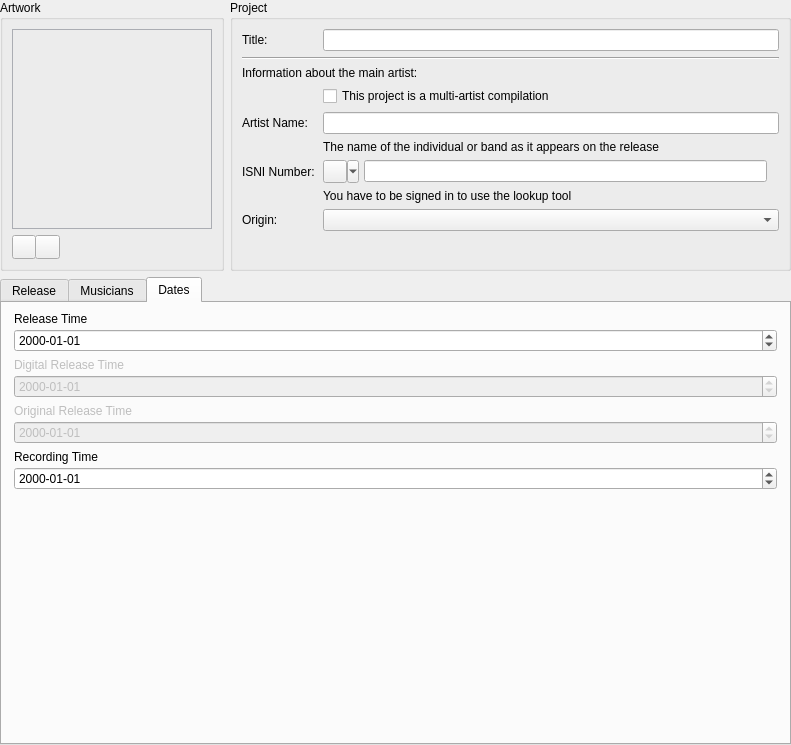
This is resources/ui/album_page.ui in Iconoclasteinc/tgit as Qt 5 draws it before an edit. The edited form follows.
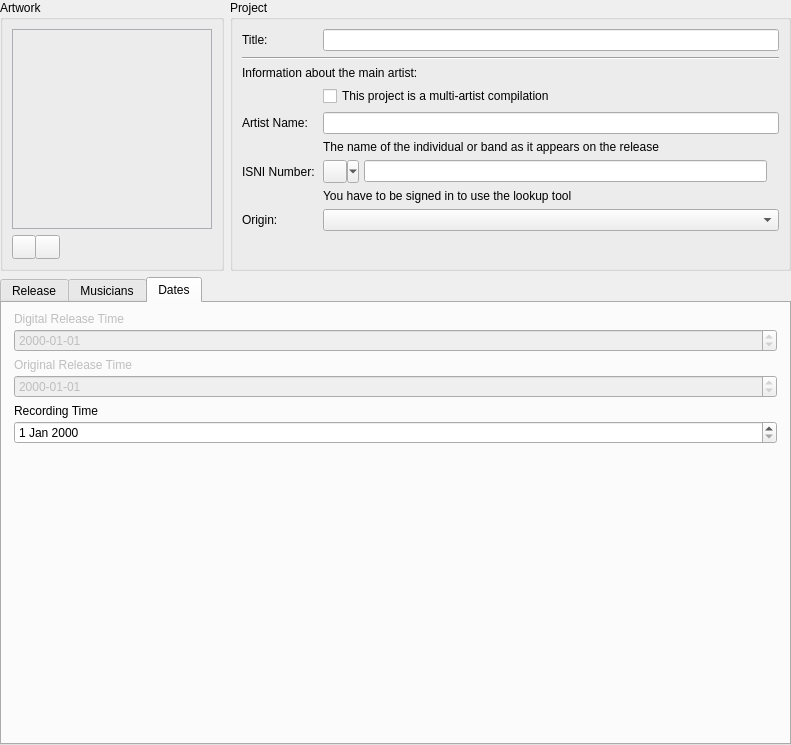
This is the edited form. The open tabs and pages were chosen to show the change. Icons and pictures are not drawn. Custom widgets are drawn as their Qt base class.

Commit message: Move project release date under the release tab on the project page

The edit to the form file:
```diff
--- a/resources/ui/album_page.ui
+++ b/resources/ui/album_page.ui
@@ -503,6 +503,19 @@
          </property>
         </widget>
        </item>
+       <item row="2" column="0">
+        <widget class="QLabel" name="_release_time_caption">
+         <property name="text">
+          <string>Release Date:</string>
+         </property>
+         <property name="buddy">
+          <cstring>_release_time</cstring>
+         </property>
+        </widget>
+       </item>
+       <item row="2" column="1">
+        <widget class="QDateEdit" name="_release_time"/>
+       </item>
       </layout>
      </widget>
      <widget class="QWidget" name="_mucisians_tab">
@@ -572,36 +585,6 @@
        <property name="rightMargin">
         <number>12</number>
        </property>
-       <item>
-        <layout class="QVBoxLayout" name="_release_time_container">
-         <property name="spacing">
-          <number>3</number>
-         </property>
-         <item>
-          <widget class="QLabel" name="_release_time_caption">
-           <property name="text">
-            <string>Release Time</string>
-           </property>
-           <property name="buddy">
-            <cstring>_release_time</cstring>
-           </property>
-          </widget>
-         </item>
-         <item>
-          <widget class="QDateEdit" name="_release_time">
-           <property name="cursor">
-            <cursorShape>PointingHandCursor</cursorShape>
-           </property>
-           <property name="accelerated">
-            <bool>true</bool>
-           </property>
-           <property name="displayFormat">
-            <string notr="true">yyyy-MM-dd</string>
-           </property>
-          </widget>
-         </item>
-        </layout>
-       </item>
        <item>
         <layout class="QVBoxLayout" name="_digital_release_time_container">
          <property name="spacing">
@@ -691,9 +674,6 @@
            <property name="accelerated">
             <bool>true</bool>
            </property>
-           <property name="displayFormat">
-            <string notr="true">yyyy-MM-dd</string>
-           </property>
           </widget>
          </item>
         </layout>
```
Left out of the diff: 23 changed lines with no effect on the pictures. The commit also changes 3 other files.
